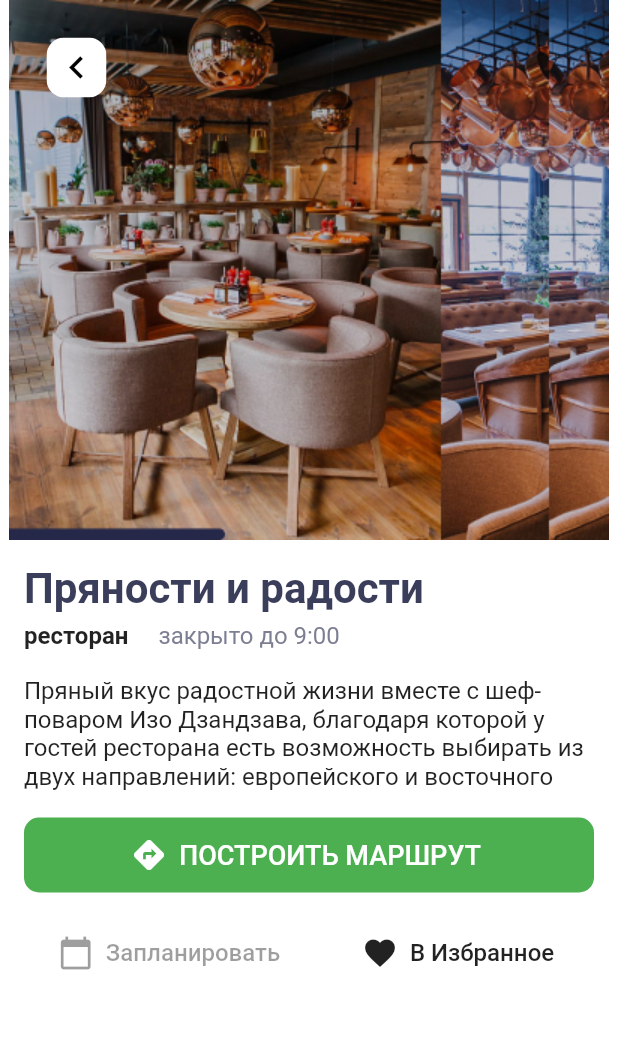
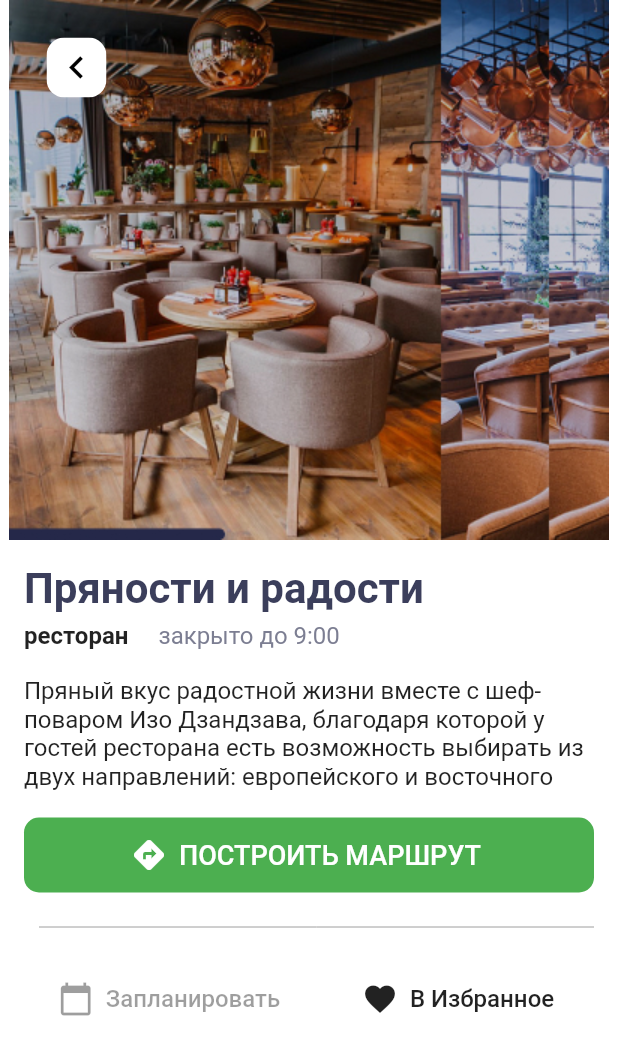
Before and after one commit to oshulyak/surf-flutter-course-shulyak, a Flutter app: the screen it shows after launch, on a phone screen of 412 x 824 dp. Shown: the top 1055 px of the screen. Run offline on Flutter 3.47's test engine with Material 2 defaults, Android fonts, the phone set to English and light mode, and no system bars.

Commit message:
добавлен горизонтальный разделитель

```diff
--- a/lib/ui/screen/sight_details.dart
+++ b/lib/ui/screen/sight_details.dart
@@ -95,7 +95,8 @@ class SightDetails extends StatelessWidget {
                     ),
                   ),
                 ),
-                Center(
+                Container(
+                  margin: EdgeInsets.only(bottom: 15),
                   child: SizedBox(
                     width: double.infinity,
                     height: 50,
@@ -124,6 +125,8 @@ class SightDetails extends StatelessWidget {
                     ),
                   ),
                 ),
+                Divider(indent: 10,
+                color: Colors.grey,),
               ],
             ),
           ),
```
